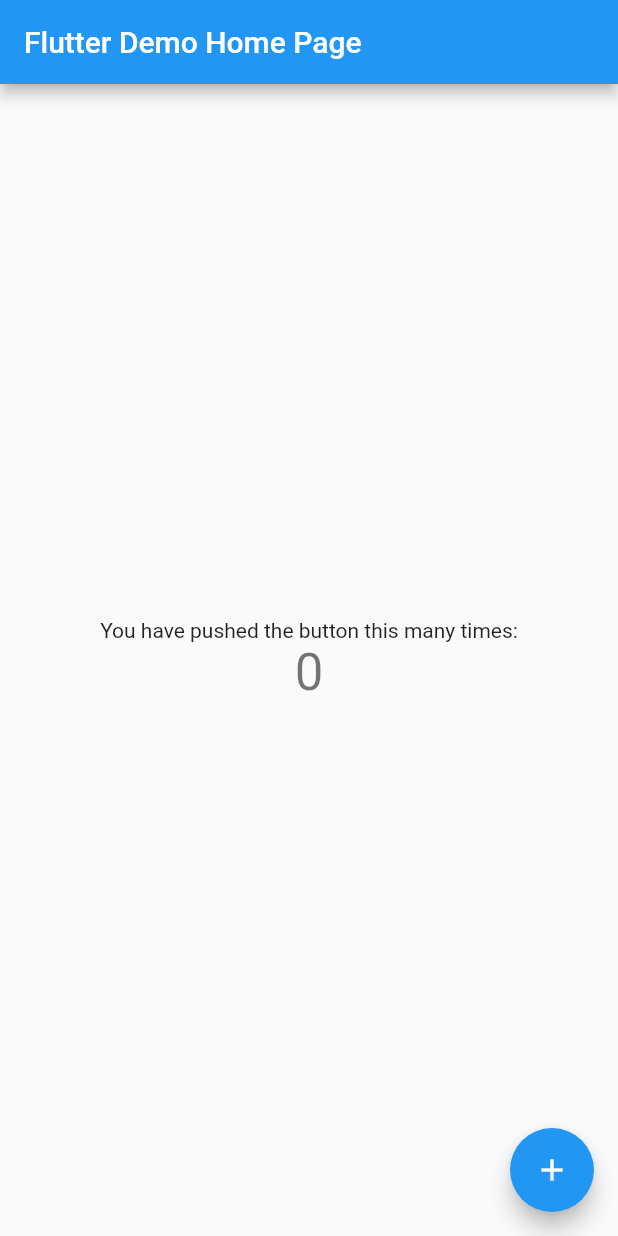
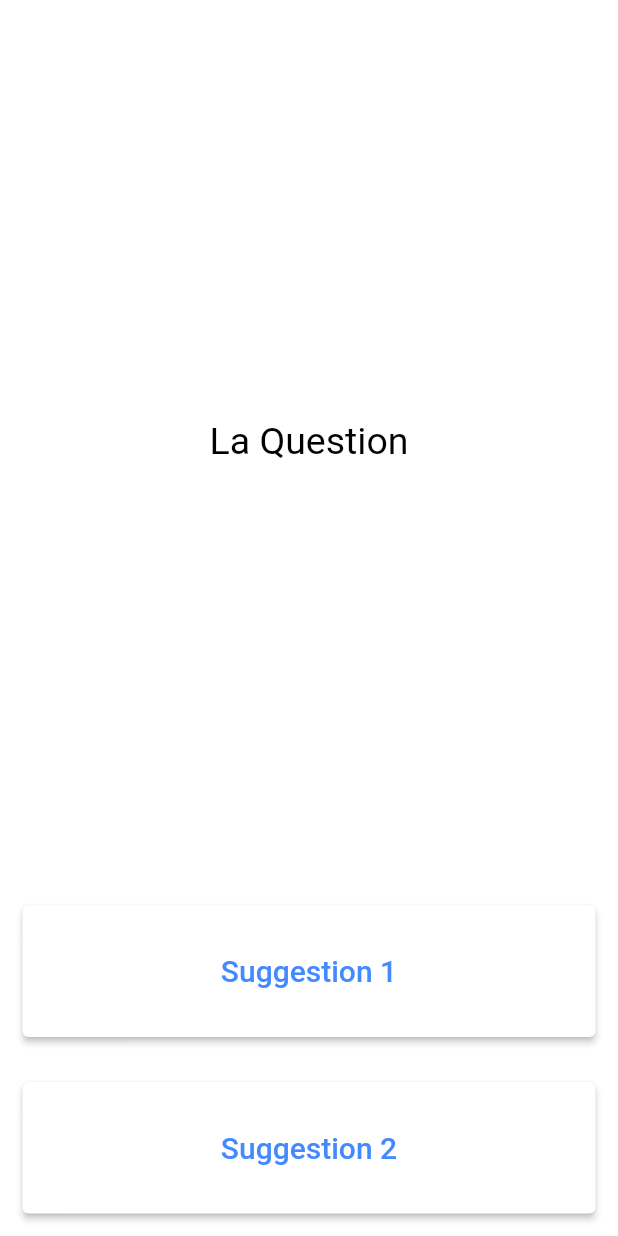
Before and after one commit to taip6494/blackmirror, a Flutter app: the screen it shows after launch, on a phone screen of 412 x 824 dp. Run offline on Flutter 3.47's test engine with Material 2 defaults, Android fonts, the light colour scheme and no system bars.

Commit message:
1 - Structure de l'application

```diff
--- a/lib/main.dart
+++ b/lib/main.dart
@@ -1,115 +1,71 @@
 import 'package:flutter/material.dart';
 
 void main() {
-  runApp(const MyApp());
-}
-
-class MyApp extends StatelessWidget {
-  const MyApp({Key? key}) : super(key: key);
-
-  // This widget is the root of your application.
-  @override
-  Widget build(BuildContext context) {
-    return MaterialApp(
-      title: 'Flutter Demo',
-      theme: ThemeData(
-        // This is the theme of your application.
-        //
-        // Try running your application with "flutter run". You'll see the
-        // application has a blue toolbar. Then, without quitting the app, try
-        // changing the primarySwatch below to Colors.green and then invoke
-        // "hot reload" (press "r" in the console where you ran "flutter run",
-        // or simply save your changes to "hot reload" in a Flutter IDE).
-        // Notice that the counter didn't reset back to zero; the application
-        // is not restarted.
-        primarySwatch: Colors.blue,
+  return runApp(
+    MaterialApp(
+      home: Scaffold(
+        backgroundColor: Colors.white,
+        body: SafeArea(
+          child: MyHomePage(),
+        ),
       ),
-      home: const MyHomePage(title: 'Flutter Demo Home Page'),
-    );
-  }
+    ),
+  );
 }
 
 class MyHomePage extends StatefulWidget {
-  const MyHomePage({Key? key, required this.title}) : super(key: key);
-
-  // This widget is the home page of your application. It is stateful, meaning
-  // that it has a State object (defined below) that contains fields that affect
-  // how it looks.
-
-  // This class is the configuration for the state. It holds the values (in this
-  // case the title) provided by the parent (in this case the App widget) and
-  // used by the build method of the State. Fields in a Widget subclass are
-  // always marked "final".
-
-  final String title;
-
   @override
   State<MyHomePage> createState() => _MyHomePageState();
 }
 
 class _MyHomePageState extends State<MyHomePage> {
-  int _counter = 0;
-
-  void _incrementCounter() {
-    setState(() {
-      // This call to setState tells the Flutter framework that something has
-      // changed in this State, which causes it to rerun the build method below
-      // so that the display can reflect the updated values. If we changed
-      // _counter without calling setState(), then the build method would not be
-      // called again, and so nothing would appear to happen.
-      _counter++;
-    });
-  }
-
   @override
   Widget build(BuildContext context) {
-    // This method is rerun every time setState is called, for instance as done
-    // by the _incrementCounter method above.
-    //
-    // The Flutter framework has been optimized to make rerunning build methods
-    // fast, so that you can just rebuild anything that needs updating rather
-    // than having to individually change instances of widgets.
-    return Scaffold(
-      appBar: AppBar(
-        // Here we take the value from the MyHomePage object that was created by
-        // the App.build method, and use it to set our appbar title.
-        title: Text(widget.title),
-      ),
-      body: Center(
-        // Center is a layout widget. It takes a single child and positions it
-        // in the middle of the parent.
-        child: Column(
-          // Column is also a layout widget. It takes a list of children and
-          // arranges them vertically. By default, it sizes itself to fit its
-          // children horizontally, and tries to be as tall as its parent.
-          //
-          // Invoke "debug painting" (press "p" in the console, choose the
-          // "Toggle Debug Paint" action from the Flutter Inspector in Android
-          // Studio, or the "Toggle Debug Paint" command in Visual Studio Code)
-          // to see the wireframe for each widget.
-          //
-          // Column has various properties to control how it sizes itself and
-          // how it positions its children. Here we use mainAxisAlignment to
-          // center the children vertically; the main axis here is the vertical
-          // axis because Columns are vertical (the cross axis would be
-          // horizontal).
-          mainAxisAlignment: MainAxisAlignment.center,
-          children: <Widget>[
-            const Text(
-              'You have pushed the button this many times:',
+    return Column(crossAxisAlignment: CrossAxisAlignment.stretch, children: [
+      Expanded(
+        flex: 5,
+        child: Padding(
+          padding: const EdgeInsets.all(10.0),
+          child: Center(
+            child: Text(
+              'La Question',
+              style: TextStyle(color: Colors.black, fontSize: 25),
             ),
-            Text(
-              '$_counter',
-              style: Theme.of(context).textTheme.headline4,
-            ),
-          ],
+          ),
         ),
       ),
-      floatingActionButton: FloatingActionButton(
-        onPressed: _incrementCounter,
-        tooltip: 'Increment',
-        child: const Icon(Icons.add),
-      ), // This trailing comma makes auto-formatting nicer for build methods.
-    );
+      Expanded(
+        child: Padding(
+          padding: const EdgeInsets.all(15.0),
+          child: ElevatedButton(
+            child: Text(
+              'Suggestion 1',
+              style: TextStyle(fontSize: 20),
+            ),
+            style: ElevatedButton.styleFrom(
+              primary: Colors.white, // background (button) color
+              onPrimary: Colors.blueAccent,
+            ),
+            onPressed: () {},
+          ),
+        ),
+      ),
+      Expanded(
+        child: Padding(
+          padding: const EdgeInsets.all(15.0),
+          child: ElevatedButton(
+            child: Text(
+              'Suggestion 2',
+              style: TextStyle(fontSize: 20),
+            ),
+            style: ElevatedButton.styleFrom(
+              primary: Colors.white, // background (button) color
+              onPrimary: Colors.blueAccent,
+            ),
+            onPressed: () {},
+          ),
+        ),
+      ),
+    ]);
   }
 }
```
